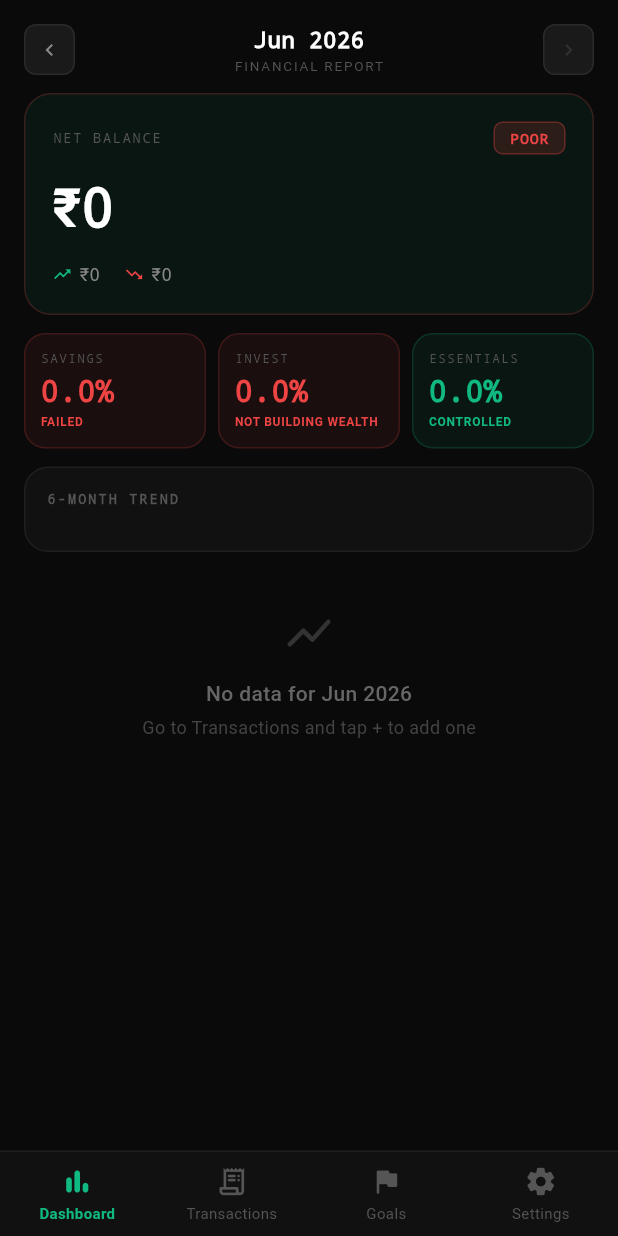
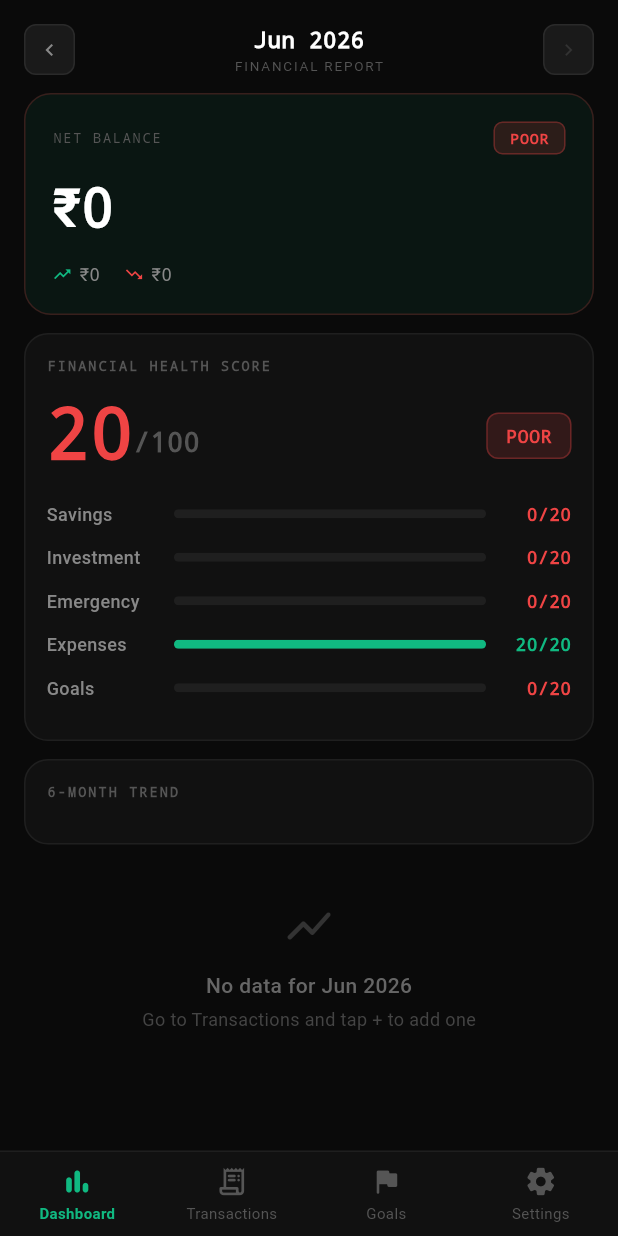
Before and after one commit to Shashwat-Akhilesh-Shukla/FinGoals, a Flutter app: the screen it shows after launch, on a phone screen of 412 x 824 dp. Run offline on Flutter 3.47's test engine with Material 3 defaults, Android fonts, the phone set to English and light mode, and no system bars; Roboto replaces fonts that are missing (RobotoMono).

Commit message:
feat: replace simple verdict system with weighted financial health score

```diff
--- a/mobile/my_app/lib/api.dart
+++ b/mobile/my_app/lib/api.dart
@@ -196,39 +196,50 @@ class Api {
     final double ir = (data["investment_rate"] as num).toDouble();
     final double er = (data["essential_ratio"] as num).toDouble();
 
-    Map<String, dynamic> sv;
-    if (sr < 5) {
-      sv = {"label": "FAILED", "color": "red", "score": 0};
-    } else if (sr < 20) {
-      sv = {"label": "WEAK", "color": "amber", "score": 1};
-    } else if (sr < 40) {
-      sv = {"label": "GOOD", "color": "green", "score": 2};
-    } else {
-      sv = {"label": "STRONG", "color": "green", "score": 3};
+    // 1. Savings Score (/20)
+    final int sScore = sr.clamp(0, 20).round();
+
+    // 2. Investment Score (/20)
+    final int iScore = ir.clamp(0, 20).round();
+
+    // 3. Expenses Score (/20) - 20 pts if er <= 50%, 0 pts if er >= 80%
+    final int expScore = ((80 - er) / 30 * 20).clamp(0, 20).round();
+
+    // 4. Emergency & 5. Goals Scores (/20)
+    final goalsList = await getGoals();
+
+    final emergencyGoals = goalsList.where((g) => g['type'] == 'emergency').toList();
+    int eScore = 0;
+    if (emergencyGoals.isNotEmpty) {
+      double avgE = emergencyGoals.fold(0.0, (sum, g) => sum + (g['progress_pct'] as num).toDouble()) / emergencyGoals.length;
+      eScore = (avgE / 100 * 20).clamp(0, 20).round();
     }
 
-    final iv = {
-      "label": ir < 10 ? "NOT BUILDING WEALTH" : "BUILDING WEALTH",
-      "color": ir < 10 ? "red" : "green",
-      "score": ir < 10 ? 0 : 1,
-    };
+    final activeGoals = goalsList.where((g) => g['type'] != 'emergency').toList();
+    int gScore = 0;
+    if (activeGoals.isNotEmpty) {
+      double avgG = activeGoals.fold(0.0, (sum, g) => sum + (g['progress_pct'] as num).toDouble()) / activeGoals.length;
+      gScore = (avgG / 100 * 20).clamp(0, 20).round();
+    }
 
-    final ev = {
-      "label": er > 60 ? "OVERDEPENDENT" : "CONTROLLED",
-      "color": er > 60 ? "red" : "green",
-      "score": er > 60 ? 0 : 1,
-    };
+    final int totalScore = sScore + iScore + expScore + eScore + gScore;
 
-    final int score = (sv["score"] as int) + (iv["score"] as int) + (ev["score"] as int);
-    final labelMap = {0: "CRITICAL", 1: "POOR", 2: "POOR", 3: "AVERAGE", 4: "GOOD", 5: "EXCELLENT"};
-    final overall = labelMap[score] ?? "AVERAGE";
+    String overallLabel = 'CRITICAL';
+    if (totalScore >= 80) overallLabel = 'EXCELLENT';
+    else if (totalScore >= 60) overallLabel = 'GOOD';
+    else if (totalScore >= 40) overallLabel = 'AVERAGE';
+    else if (totalScore >= 20) overallLabel = 'POOR';
 
     return {
-      "savings": sv,
-      "investment": iv,
-      "expense": ev,
-      "overall_score": score,
-      "overall_label": overall,
+      "total": totalScore,
+      "overall_label": overallLabel,
+      "breakdown": {
+        "Savings": sScore,
+        "Investment": iScore,
+        "Emergency": eScore,
+        "Expenses": expScore,
+        "Goals": gScore,
+      }
     };
   }
 
--- a/mobile/my_app/lib/screens/dashboard_screen.dart
+++ b/mobile/my_app/lib/screens/dashboard_screen.dart
@@ -188,45 +188,83 @@ class _DashboardScreenState extends State<DashboardScreen> {
                   ),
                 ),
 
-                // Ratio cards
+                // Financial Health Score v2
                 SliverToBoxAdapter(
                   child: Padding(
                     padding: const EdgeInsets.fromLTRB(16, 8, 16, 4),
-                    child: Row(
-                      children: [
-                        Expanded(child: StatCard(
-                          label: 'SAVINGS',
-                          value: formatPct(_summary?['savings_rate']),
-                          verdictLabel: (_verdicts?['savings'] as Map?)?.containsKey('label') == true
-                              ? _verdicts!['savings']['label'] as String?
-                              : null,
-                          verdictColor: (_verdicts?['savings'] as Map?)?.containsKey('color') == true
-                              ? _verdicts!['savings']['color'] as String?
-                              : null,
-                        )),
-                        const SizedBox(width: 8),
-                        Expanded(child: StatCard(
-                          label: 'INVEST',
-                          value: formatPct(_summary?['investment_rate']),
-                          verdictLabel: (_verdicts?['investment'] as Map?)?.containsKey('label') == true
-                              ? _verdicts!['investment']['label'] as String?
-                              : null,
-                          verdictColor: (_verdicts?['investment'] as Map?)?.containsKey('color') == true
-                              ? _verdicts!['investment']['color'] as String?
-                              : null,
-                        )),
-                        const SizedBox(width: 8),
-                        Expanded(child: StatCard(
-                          label: 'ESSENTIALS',
-                          value: formatPct(_summary?['essential_ratio']),
-                          verdictLabel: (_verdicts?['expense'] as Map?)?.containsKey('label') == true
-                              ? _verdicts!['expense']['label'] as String?
-                              : null,
-                          verdictColor: (_verdicts?['expense'] as Map?)?.containsKey('color') == true
-                              ? _verdicts!['expense']['color'] as String?
-                              : null,
-                        )),
-                      ],
+                    child: _SurfaceCard(
+                      child: Column(
+                        crossAxisAlignment: CrossAxisAlignment.start,
+                        children: [
+                          const SectionLabel('FINANCIAL HEALTH SCORE'),
+                          const SizedBox(height: 16),
+                          Row(
+                            crossAxisAlignment: CrossAxisAlignment.end,
+                            children: [
+                              Text(
+                                '${_verdicts?['total'] ?? 0}',
+                                style: TextStyle(fontSize: 48, height: 1.0, fontWeight: FontWeight.w800, color: vc, fontFamily: 'monospace'),
+                              ),
+                              const Padding(
+                                padding: EdgeInsets.only(bottom: 6),
+                                child: Text(
+                                  '/100',
+                                  style: TextStyle(fontSize: 18, fontWeight: FontWeight.w600, color: Color(0xFF555555), fontFamily: 'monospace'),
+                                ),
+                              ),
+                              const Spacer(),
+                              Padding(
+                                padding: const EdgeInsets.only(bottom: 8),
+                                child: Container(
+                                  padding: const EdgeInsets.symmetric(horizontal: 12, vertical: 6),
+                                  decoration: BoxDecoration(
+                                    color: vc.withOpacity(0.15),
+                                    border: Border.all(color: vc.withOpacity(0.3)),
+                                    borderRadius: BorderRadius.circular(8),
+                                  ),
+                                  child: Text(
+                                    _verdicts?['overall_label'] ?? '-',
+                                    style: TextStyle(fontSize: 12, fontWeight: FontWeight.w800, color: vc, fontFamily: 'monospace', letterSpacing: 0.5),
+                                  ),
+                                ),
+                              ),
+                            ],
+                          ),
+                          const SizedBox(height: 20),
+                          if (_verdicts?['breakdown'] != null)
+                            ...(_verdicts!['breakdown'] as Map<String, dynamic>).entries.map((e) {
+                              final score = (e.value as num).toInt();
+                              final color = score >= 16 ? const Color(0xFF10b981) : score >= 10 ? const Color(0xFFf59e0b) : const Color(0xFFef4444);
+                              return Padding(
+                                padding: const EdgeInsets.only(bottom: 12),
+                                child: Row(
+                                  children: [
+                                    SizedBox(
+                                      width: 85,
+                                      child: Text(e.key, style: const TextStyle(fontSize: 12, fontWeight: FontWeight.w500, color: Color(0xFF888888))),
+                                    ),
+                                    Expanded(
+                                      child: ClipRRect(
+                                        borderRadius: BorderRadius.circular(4),
+                                        child: LinearProgressIndicator(
+                                          value: score / 20.0,
+                                          minHeight: 6,
+                                          backgroundColor: const Color(0xFF1f1f1f),
+                                          valueColor: AlwaysStoppedAnimation<Color>(color),
+                                        ),
+                                      ),
+                                    ),
+                                    const SizedBox(width: 12),
+                                    SizedBox(
+                                      width: 45,
+                                      child: Text('$score/20', style: TextStyle(fontSize: 12, fontWeight: FontWeight.w700, color: color, fontFamily: 'monospace'), textAlign: TextAlign.right),
+                                    ),
+                                  ],
+                                ),
+                              );
+                            }),
+                        ],
+                      ),
                     ),
                   ),
                 ),
--- a/mobile/my_app/lib/screens/settings_screen.dart
+++ b/mobile/my_app/lib/screens/settings_screen.dart
@@ -11,12 +11,12 @@ const _buckets = [
 ];
 
 const _verdictGuide = [
-  ('STRONG',              Color(0xFF10b981), 'Savings rate > 40%'),
-  ('GOOD',                Color(0xFF10b981), 'Savings rate 20–40%'),
-  ('WEAK',                Color(0xFFf59e0b), 'Savings rate 5–20%'),
-  ('FAILED',              Color(0xFFef4444), 'Savings rate < 5%'),
-  ('OVERDEPENDENT',       Color(0xFFef4444), 'Essentials > 60% of income'),
-  ('NOT BUILDING WEALTH', Color(0xFFef4444), 'Investment rate < 10%'),
+  ('EXCELLENT', Color(0xFF10b981), 'Total Score >= 80'),
+  ('GOOD',      Color(0xFF10b981), 'Total Score 60–79'),
+  ('AVERAGE',   Color(0xFFf59e0b), 'Total Score 40–59'),
+  ('POOR',      Color(0xFFef4444), 'Total Score 20–39'),
+  ('CRITICAL',  Color(0xFFef4444), 'Total Score < 20'),
+  ('SCORING',   Color(0xFF888888), 'Max 100: Savings (20), Invest (20), Emergency (20), Expenses (20), Goals (20)'),
 ];
 
 class SettingsScreen extends StatefulWidget {
```
Also changed, not shown: 1 other file.
